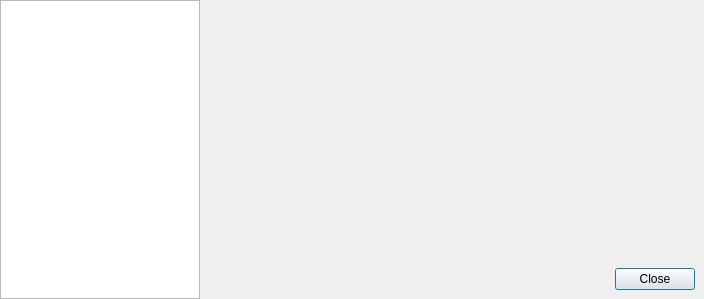
First picture: the form in src/mirall/settingsdialog.ui, repository nextcloud/desktop, before the edit.
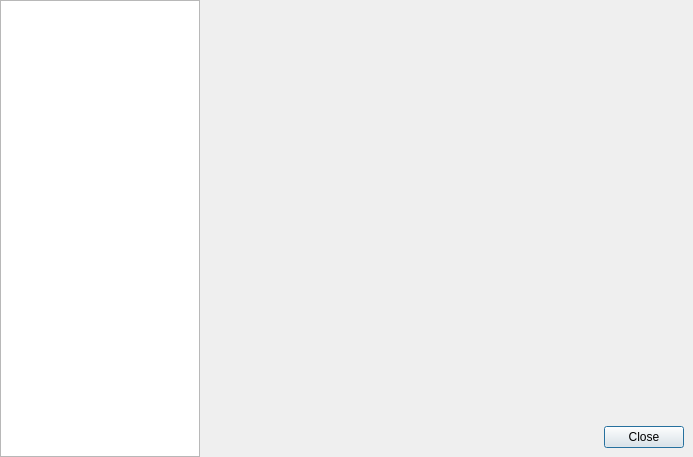
Second picture: the form after the edit.

Commit message: Better default size for the setting dialog

The edit to the form file:
```diff
--- a/src/mirall/settingsdialog.ui
+++ b/src/mirall/settingsdialog.ui
@@ -6,8 +6,8 @@
    <rect>
     <x>0</x>
     <y>0</y>
-    <width>704</width>
-    <height>299</height>
+    <width>693</width>
+    <height>457</height>
    </rect>
   </property>
   <property name="windowTitle">
```
Left out of the diff: 11 changed lines with no effect on the pictures.
